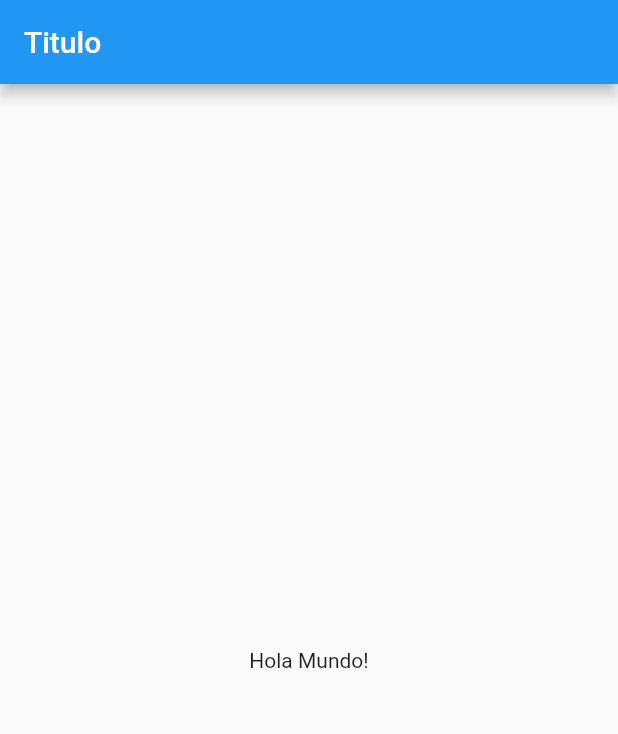
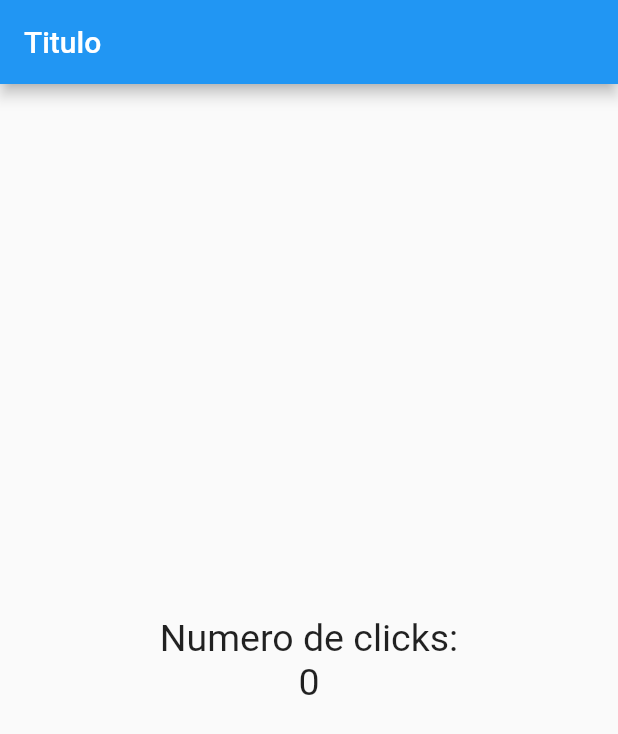
Before and after one commit to eduardo-lr/contador, a Flutter app: the screen it shows after launch, on a phone screen of 412 x 824 dp. Shown: the top 734 px of the screen. Run offline on Flutter 3.47's test engine with Material 2 defaults, Android fonts, the phone set to English and light mode, and no system bars.

Commit message:
Estilos y columnas agregados

```diff
--- a/lib/src/pages/home_page.dart
+++ b/lib/src/pages/home_page.dart
@@ -3,13 +3,21 @@ import 'package:flutter/material.dart';
 class HomePage extends StatelessWidget {
   @override
   Widget build(BuildContext context) {
+    final estiloTexto = TextStyle(fontSize: 25);
+
     // TODO: implement build
     return Scaffold(
       appBar: AppBar(
         title: Text("Titulo"),
       ),
       body: Center(
-        child: Text("Hola Mundo!"),
+        child: Column(
+          mainAxisAlignment: MainAxisAlignment.center,
+          children: [
+            Text("Numero de clicks:", style: estiloTexto),
+            Text("0", style: estiloTexto)
+          ],
+        ),
       ),
     );
   }
```
